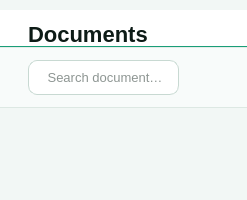
Qt form src/ui/page_documents.ui (shasheenahdeeneillelumasag/CCC151---Group-Project) before a commit.
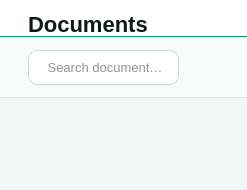
The same form after that commit.

Commit message: Match records/appointments/documents root topMargin to vaccination's 0

The edit to the form file:
```diff
--- a/src/ui/page_documents.ui
+++ b/src/ui/page_documents.ui
@@ -8,7 +8,7 @@
   <layout class="QVBoxLayout" name="docLayout">
    <property name="spacing"><number>0</number></property>
    <property name="leftMargin"><number>0</number></property>
-   <property name="topMargin"><number>10</number></property>
+   <property name="topMargin"><number>0</number></property>
    <property name="rightMargin"><number>0</number></property>
    <property name="bottomMargin"><number>0</number></property>
    <item>
```
The commit also changes 2 other files.
